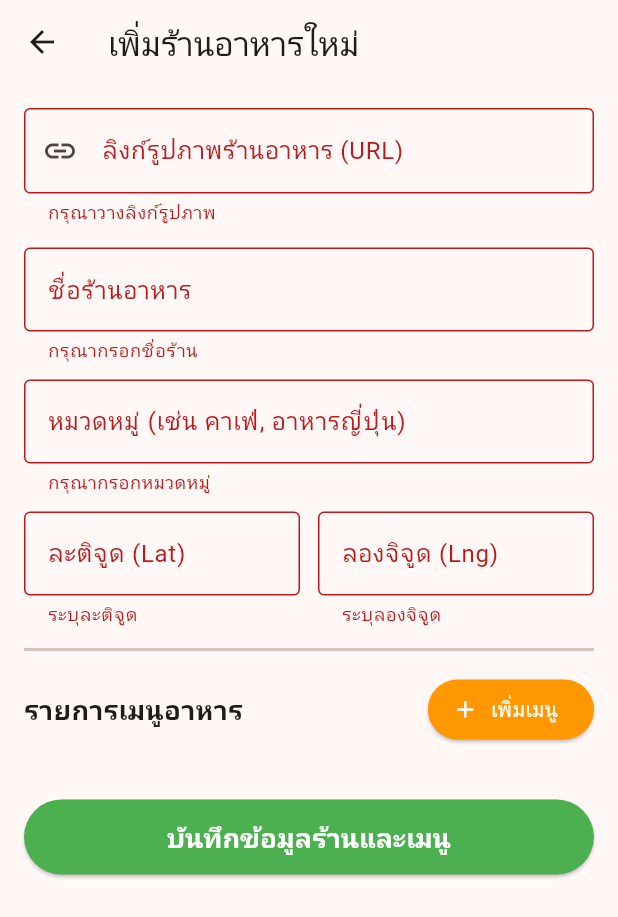
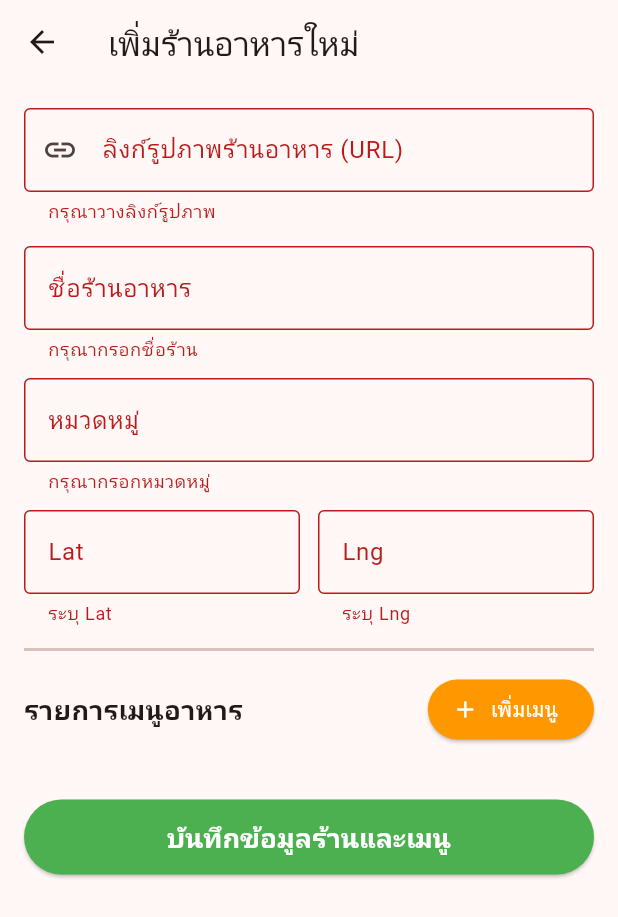
Before and after one commit to phutawanku-cmd/Application, a Flutter app: the AddRestaurantScreen screen opened directly, after a tap on "บันทึกข้อมูลร้านและเมนู", on a phone screen of 412 x 824 dp. Shown: the top 917 px of the screen. Run offline on Flutter 3.47's test engine with Material 3 defaults, Android fonts, the phone set to English and light mode, and no system bars; our stand-ins replace cloud_firestore, firebase_auth, firebase_core; accounts and stored records are empty.

Commit message:
Enhance AddRestaurantScreen: validate image URL, add preview, and improve form field labels

```diff
--- a/smart_restaurant/lib/screens/add_restaurant_screen.dart
+++ b/smart_restaurant/lib/screens/add_restaurant_screen.dart
@@ -12,11 +12,7 @@ class _AddRestaurantScreenState extends State<AddRestaurantScreen> {
   final _formKey = GlobalKey<FormState>();
   final _nameController = TextEditingController();
   final _categoryController = TextEditingController();
-
-  // 🔗 เพิ่มกล่องรับลิงก์รูปภาพ (Image URL)
   final _imageUrlController = TextEditingController();
-
-  // 📍 กล่องควบคุมพิกัด
   final _latController = TextEditingController();
   final _lngController = TextEditingController();
 
@@ -24,6 +20,17 @@ class _AddRestaurantScreenState extends State<AddRestaurantScreen> {
   bool _isLoading = false;
 
   final List<Map<String, TextEditingController>> _menuControllers = [];
+
+  // 🚩 1. ฟังก์ชันเช็คว่าลิงก์รูปภาพน่าจะใช้ได้หรือไม่
+  bool _isValidImageUrl(String url) {
+    if (url.isEmpty) return false;
+    return url.startsWith('http') &&
+           (url.toLowerCase().contains('.jpg') ||
+            url.toLowerCase().contains('.jpeg') ||
+            url.toLowerCase().contains('.png') ||
+            url.toLowerCase().contains('.webp') ||
+            url.contains('firebasestorage'));
+  }
 
   void _addMenuField() {
     setState(() {
@@ -44,6 +51,17 @@ class _AddRestaurantScreenState extends State<AddRestaurantScreen> {
 
   Future<void> _saveRestaurant() async {
     if (_formKey.currentState!.validate()) {
+
+      // 🚩 2. แจ้งเตือนถ้าลิงก์รูปภาพดูไม่ถูกต้องก่อนบันทึก
+      if (!_isValidImageUrl(_imageUrlController.text)) {
+        ScaffoldMessenger.of(context).showSnackBar(
+          const SnackBar(
+            content: Text('⚠️ ลิงก์รูปภาพอาจไม่ถูกต้อง รูปอาจไม่แสดงผลในหน้าแรก'),
+            backgroundColor: Colors.orange,
+          ),
+        );
+      }
+
       setState(() => _isLoading = true);
 
       try {
@@ -57,18 +75,17 @@ class _AddRestaurantScreenState extends State<AddRestaurantScreen> {
           };
         }).toList();
 
-        // 🚀 สั่งบันทึกลงฐานข้อมูล โดยโยนลิงก์รูปภาพเข้าไปตรงๆ เลย!
         await _dbService.addRestaurant(
           _nameController.text,
           _categoryController.text,
           lat,
           lng,
           menuData,
-          _imageUrlController.text, // 🚩 ดึงข้อความจากช่องกรอกลิงก์ส่งไปเลย
+          _imageUrlController.text,
         );
 
         if (mounted) {
-          ScaffoldMessenger.of(context).showSnackBar(const SnackBar(content: Text('✅ เพิ่มร้านอาหารพร้อมเมนูเรียบร้อย!')));
+          ScaffoldMessenger.of(context).showSnackBar(const SnackBar(content: Text('✅ เพิ่มร้านอาหารเรียบร้อย!')));
           Navigator.pop(context);
         }
       } catch (e) {
@@ -85,7 +102,7 @@ class _AddRestaurantScreenState extends State<AddRestaurantScreen> {
   void dispose() {
     _nameController.dispose();
     _categoryController.dispose();
-    _imageUrlController.dispose(); // กวาดขยะตัวนี้ด้วย
+    _imageUrlController.dispose();
     _latController.dispose();
     _lngController.dispose();
     for (var m in _menuControllers) {
@@ -106,16 +123,43 @@ class _AddRestaurantScreenState extends State<AddRestaurantScreen> {
           child: Column(
             crossAxisAlignment: CrossAxisAlignment.start,
             children: [
+              // 🖼️ 3. ส่วนแสดงรูปตัวอย่าง (Image Preview)
+              if (_imageUrlController.text.isNotEmpty)
+                Padding(
+                  padding: const EdgeInsets.only(bottom: 16.0),
+                  child: ClipRRect(
+                    borderRadius: BorderRadius.circular(12),
+                    child: Image.network(
+                      _imageUrlController.text,
+                      height: 200,
+                      width: double.infinity,
+                      fit: BoxFit.cover,
+                      // ถ้าลิงก์เสีย จะแสดงไอคอนแจ้งเตือน
+                      errorBuilder: (context, error, stackTrace) => Container(
+                        height: 200,
+                        color: Colors.grey[200],
+                        child: const Column(
+                          mainAxisAlignment: MainAxisAlignment.center,
+                          children: [
+                            Icon(Icons.broken_image, size: 50, color: Colors.red),
+                            Text('ลิงก์รูปภาพใช้งานไม่ได้', style: TextStyle(color: Colors.red)),
+                          ],
+                        ),
+                      ),
+                    ),
+                  ),
+                ),
 
-              // 🔗 ช่องกรอกลิงก์รูปภาพ (ง่ายและชัวร์สุด!)
               TextFormField(
                 controller: _imageUrlController,
                 decoration: const InputDecoration(
                   labelText: 'ลิงก์รูปภาพร้านอาหาร (URL)',
                   border: OutlineInputBorder(),
                   prefixIcon: Icon(Icons.link),
-                  hintText: 'เช่น https://example.com/image.jpg',
+                  hintText: 'https://example.com/image.jpg',
                 ),
+                // 🚩 4. เมื่อพิมพ์เสร็จ ให้แอปอัปเดตรูป Preview ทันที
+                onChanged: (value) => setState(() {}),
                 validator: (value) => value!.isEmpty ? 'กรุณาวางลิงก์รูปภาพ' : null,
               ),
               const SizedBox(height: 16),
@@ -126,9 +170,10 @@ class _AddRestaurantScreenState extends State<AddRestaurantScreen> {
                 validator: (value) => value!.isEmpty ? 'กรุณากรอกชื่อร้าน' : null,
               ),
               const SizedBox(height: 12),
+
               TextFormField(
                 controller: _categoryController,
-                decoration: const InputDecoration(labelText: 'หมวดหมู่ (เช่น คาเฟ่, อาหารญี่ปุ่น)', border: OutlineInputBorder()),
+                decoration: const InputDecoration(labelText: 'หมวดหมู่', border: OutlineInputBorder()),
                 validator: (value) => value!.isEmpty ? 'กรุณากรอกหมวดหมู่' : null,
               ),
               const SizedBox(height: 12),
@@ -139,8 +184,8 @@ class _AddRestaurantScreenState extends State<AddRestaurantScreen> {
                     child: TextFormField(
                       controller: _latController,
                       keyboardType: TextInputType.number,
-                      decoration: const InputDecoration(labelText: 'ละติจูด (Lat)', border: OutlineInputBorder()),
-                      validator: (value) => value!.isEmpty ? 'ระบุละติจูด' : null,
+                      decoration: const InputDecoration(labelText: 'Lat', border: OutlineInputBorder()),
+                      validator: (value) => value!.isEmpty ? 'ระบุ Lat' : null,
                     ),
                   ),
                   const SizedBox(width: 12),
@@ -148,8 +193,8 @@ class _AddRestaurantScreenState extends State<AddRestaurantScreen> {
                     child: TextFormField(
                       controller: _lngController,
                       keyboardType: TextInputType.number,
-                      decoration: const InputDecoration(labelText: 'ลองจิจูด (Lng)', border: OutlineInputBorder()),
-                      validator: (value) => value!.isEmpty ? 'ระบุลองจิจูด' : null,
+                      decoration: const InputDecoration(labelText: 'Lng', border: OutlineInputBorder()),
+                      validator: (value) => value!.isEmpty ? 'ระบุ Lng' : null,
                     ),
                   ),
                 ],
```
